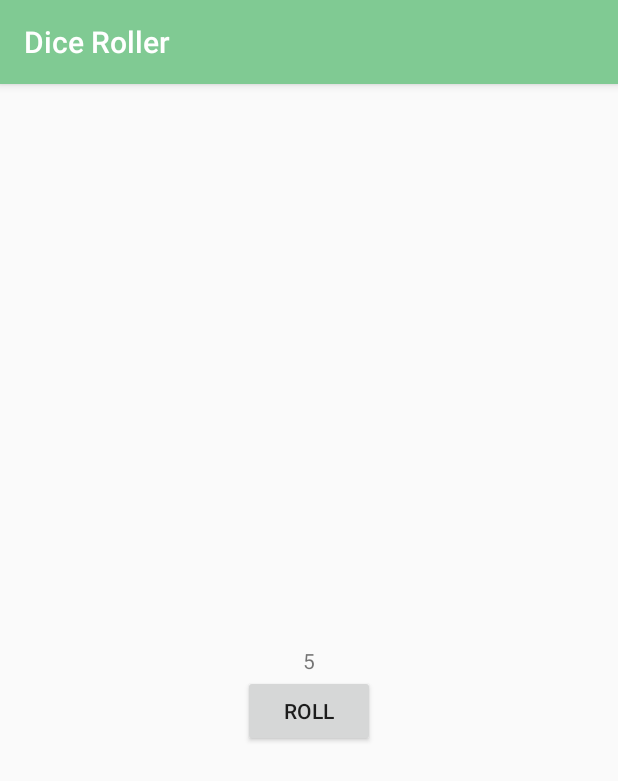
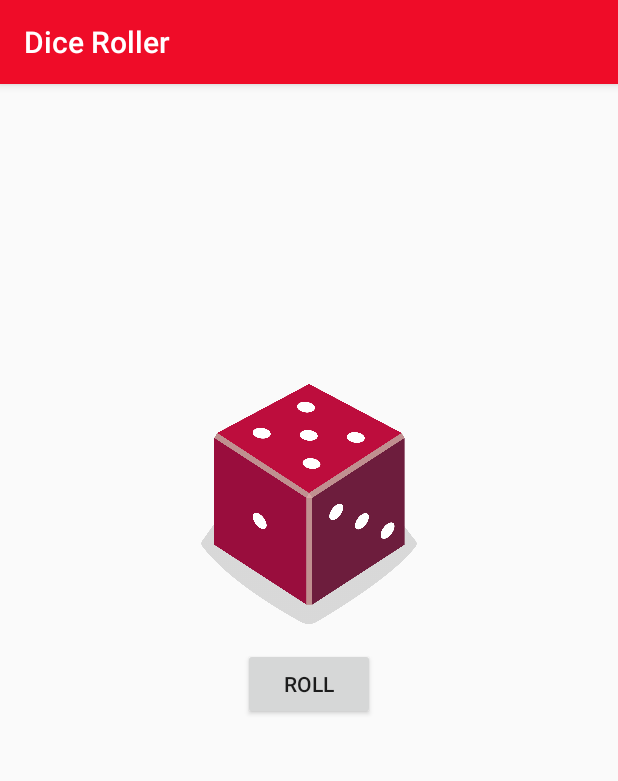
Before and after one commit to TapanManu/Dice-Roller, an Android app: the screen it shows after launch (MainActivity), after a tap on "ROLL", on a phone screen of 412 x 824 dp. Shown: the top 781 px of the screen. Run offline under Robolectric (Android 15) with nearby library versions, the phone set to English and light mode, and no system bars.

Commit message:
first phase completed

```diff
--- a/app/src/main/java/com/example/diceroller/MainActivity.kt
+++ b/app/src/main/java/com/example/diceroller/MainActivity.kt
@@ -3,6 +3,7 @@ package com.example.diceroller
 import androidx.appcompat.app.AppCompatActivity
 import android.os.Bundle
 import android.widget.Button
+import android.widget.ImageView
 import android.widget.TextView
 import android.widget.Toast
 
@@ -20,8 +21,17 @@ class MainActivity : AppCompatActivity() {
     private fun rollDice() {
         val dice = Dice(6)
         val diceroll = dice.roll()
-        val dispText : TextView = findViewById(R.id.textView)
-        dispText.text = diceroll.toString()
+        val diceImage : ImageView = findViewById(R.id.imageView)
+        val drawing = when(diceroll){
+            1->R.drawable.dice_1
+            2->R.drawable.dice_2
+            3->R.drawable.dice_3
+            4->R.drawable.dice_4
+            5->R.drawable.dice_5
+            else ->R.drawable.dice_6
+        }
+        diceImage.setImageResource(drawing)
+        diceImage.contentDescription = diceroll.toString()
     }
 }
 class Dice(val numSides:Int) {
--- a/app/src/main/res/layout/activity_main.xml
+++ b/app/src/main/res/layout/activity_main.xml
@@ -6,25 +6,31 @@
     android:layout_height="match_parent"
     tools:context=".MainActivity">
 
-    <TextView
-        android:id="@+id/textView"
-        android:layout_width="wrap_content"
-        android:layout_height="wrap_content"
-        android:text="Hello World!"
-        app:layout_constraintBottom_toBottomOf="parent"
-        app:layout_constraintLeft_toLeftOf="parent"
-        app:layout_constraintRight_toRightOf="parent"
-        app:layout_constraintTop_toTopOf="parent" />
-
     <Button
         android:id="@+id/button"
         android:layout_width="wrap_content"
         android:layout_height="wrap_content"
         android:layout_marginStart="162dp"
+        android:layout_marginTop="16dp"
         android:layout_marginEnd="162dp"
         android:text="@string/roll"
         app:layout_constraintEnd_toEndOf="parent"
         app:layout_constraintStart_toStartOf="parent"
-        app:layout_constraintTop_toBottomOf="@+id/textView" />
+        app:layout_constraintTop_toBottomOf="@+id/imageView" />
+
+    <ImageView
+        android:id="@+id/imageView"
+        android:layout_width="200dp"
+        android:layout_height="160dp"
+        android:layout_marginStart="142dp"
+        android:layout_marginTop="200dp"
+        android:layout_marginEnd="142dp"
+        android:layout_marginBottom="16dp"
+        app:layout_constraintBottom_toTopOf="@+id/button"
+        app:layout_constraintEnd_toEndOf="parent"
+        app:layout_constraintHorizontal_bias="0.506"
+        app:layout_constraintStart_toStartOf="parent"
+        app:layout_constraintTop_toTopOf="parent"
+        tools:srcCompat="@drawable/dice_1" />
 
 </androidx.constraintlayout.widget.ConstraintLayout>
--- a/app/src/main/res/values/colors.xml
+++ b/app/src/main/res/values/colors.xml
@@ -1,6 +1,6 @@
 <?xml version="1.0" encoding="utf-8"?>
 <resources>
-    <color name="colorPrimary">#80CA93</color>
-    <color name="colorPrimaryDark">#42BC6B</color>
-    <color name="colorAccent">#03DAC5</color>
+    <color name="colorPrimary">#EF0C28</color>
+    <color name="colorPrimaryDark">#A11526</color>
+    <color name="colorAccent">#AA0627</color>
 </resources>
--- /dev/null
+++ b/app/src/main/res/values/refs.xml
@@ -0,0 +1,4 @@
+<?xml version="1.0" encoding="utf-8"?>
+<resources>
+
+</resources>
```
Also changed, not shown: app/src/main/res/drawable/dice_1.png (added), app/src/main/res/drawable/dice_2.png (added), app/src/main/res/drawable/dice_3.png (added), app/src/main/res/drawable/dice_4.png (added), app/src/main/res/drawable/dice_5.png (added), app/src/main/res/drawable/dice_6.png (added).
